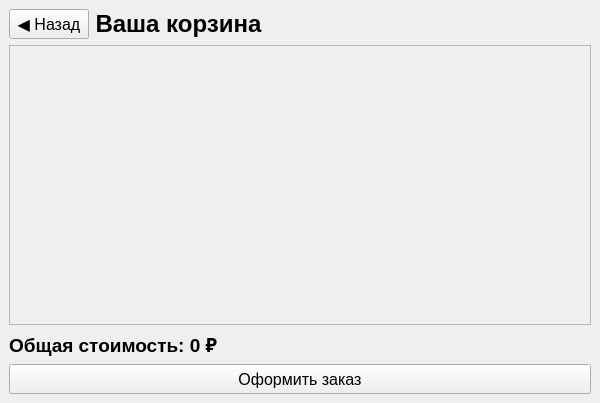
The window that design/ui/cart.ui (Sandrkll1/BookStore) describes before a commit, drawn with Qt 5.
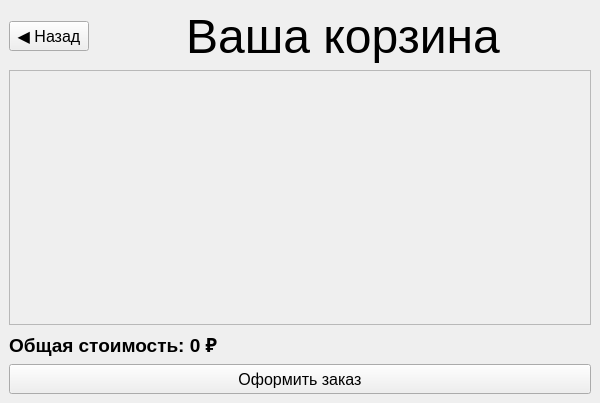
The same window after the commit.

The edit to the form file:
```diff
--- a/design/ui/cart.ui
+++ b/design/ui/cart.ui
@@ -36,14 +36,32 @@
        </widget>
       </item>
       <item>
+       <spacer name="horizontalSpacer">
+        <property name="orientation">
+         <enum>Qt::Horizontal</enum>
+        </property>
+        <property name="sizeHint" stdset="0">
+         <size>
+          <width>40</width>
+          <height>20</height>
+         </size>
+        </property>
+       </spacer>
+      </item>
+      <item alignment="Qt::AlignHCenter">
        <widget class="QLabel" name="titleLabel">
         <property name="font">
          <font>
-          <pointsize>18</pointsize>
-          <weight>75</weight>
-          <bold>true</bold>
+          <family>MS Shell Dlg 2</family>
+          <pointsize>36</pointsize>
+          <weight>50</weight>
+          <italic>false</italic>
+          <bold>false</bold>
          </font>
         </property>
+        <property name="styleSheet">
+         <string notr="true">font: 36pt &quot;MS Shell Dlg 2&quot;;</string>
+        </property>
         <property name="text">
          <string>Ваша корзина</string>
         </property>
@@ -86,7 +104,7 @@
          <x>0</x>
          <y>0</y>
          <width>580</width>
-         <height>280</height>
+         <height>252</height>
         </rect>
        </property>
        <layout class="QVBoxLayout" name="itemsLayout">
```
